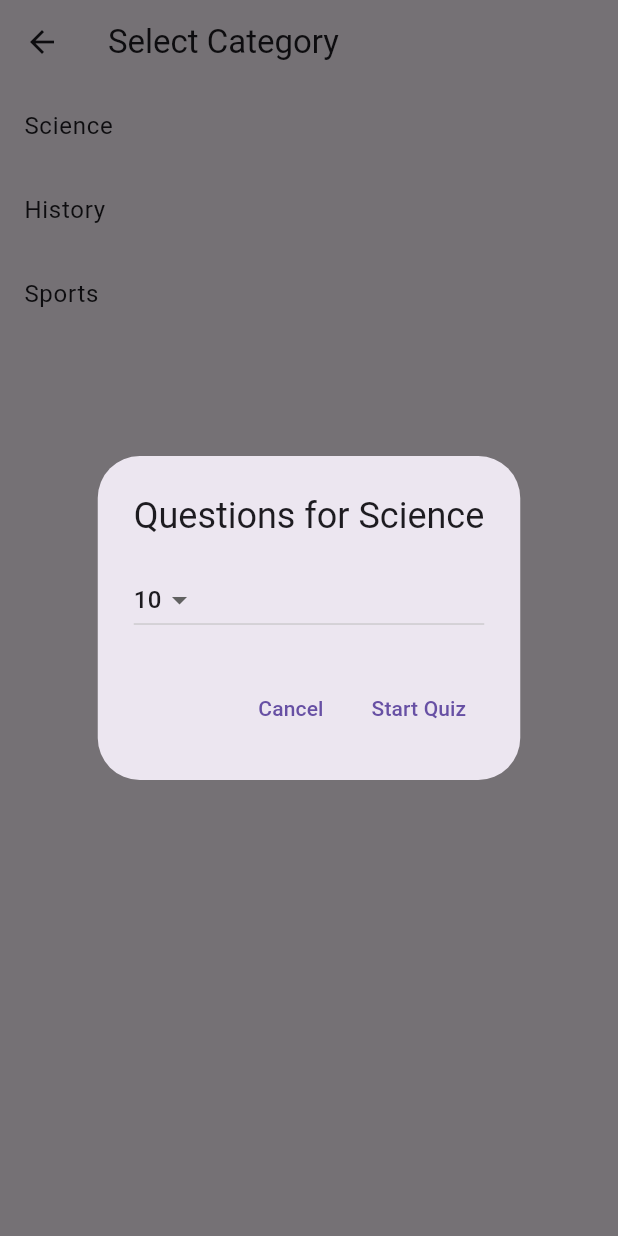
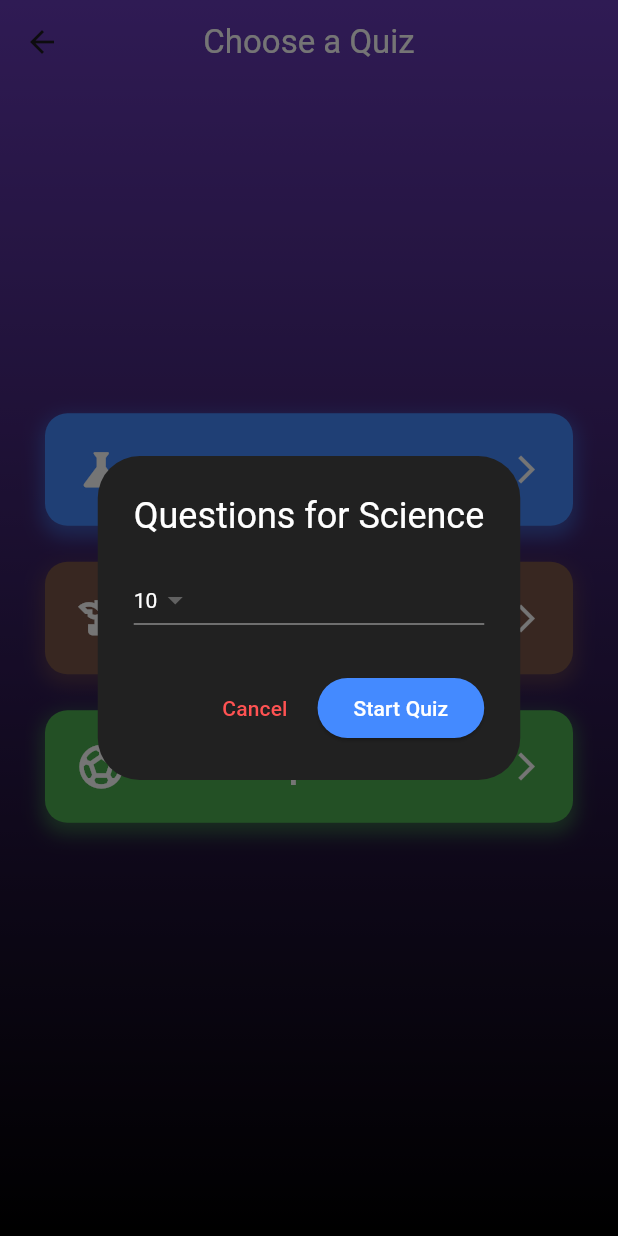
Before and after one commit to ashishpatel-dd1/quizzio, a Flutter app: the CategorySelectionPage screen opened directly, after a tap on "Science", on a phone screen of 412 x 824 dp. Run offline on Flutter 3.47's test engine with Material 3 defaults, Android fonts, the phone set to English and light mode, and no system bars; our stand-ins replace rflutter_alert.

Commit message:
update UI

```diff
--- a/lib/category_selection_page.dart
+++ b/lib/category_selection_page.dart
@@ -9,24 +9,31 @@ class CategorySelectionPage extends StatefulWidget {
 }
 
 class _CategorySelectionPageState extends State<CategorySelectionPage> {
-  final List<String> categories = ['Science', 'History', 'Sports'];
+  final List<Map<String, dynamic>> categories = [
+    {'name': 'Science', 'icon': Icons.science, 'color': Colors.blueAccent},
+    {'name': 'History', 'icon': Icons.history_edu, 'color': Colors.brown},
+    {'name': 'Sports', 'icon': Icons.sports_soccer, 'color': Colors.green},
+  ];
 
-  void _showQuestionSelectionDialog(String category) {
-    int selectedQuestions = 10; // Default number
+  void _showQuestionSelectionDialog(String category, Color categoryColor) {
+    int selectedQuestions = 10;
 
     showDialog(
       context: context,
       builder: (BuildContext context) {
         return AlertDialog(
-          title: Text("Questions for $category"),
+          backgroundColor: Colors.grey.shade900,
+          title: Text("Questions for $category", style: const TextStyle(color: Colors.white)),
           content: StatefulBuilder(
             builder: (context, setState) {
               return DropdownButton<int>(
+                dropdownColor: Colors.grey.shade800,
                 value: selectedQuestions,
+                style: const TextStyle(color: Colors.white),
                 items: [5, 10, 15, 20, 25].map((int number) {
                   return DropdownMenuItem<int>(
                     value: number,
-                    child: Text(number.toString()),
+                    child: Text(number.toString(), style: const TextStyle(color: Colors.white)),
                   );
                 }).toList(),
                 onChanged: (int? newValue) {
@@ -40,19 +47,21 @@ class _CategorySelectionPageState extends State<CategorySelectionPage> {
           actions: [
             TextButton(
               onPressed: () => Navigator.pop(context),
-              child: const Text("Cancel"),
+              child: const Text("Cancel", style: TextStyle(color: Colors.redAccent)),
             ),
-            TextButton(
+            ElevatedButton(
+              style: ElevatedButton.styleFrom(backgroundColor: categoryColor),
               onPressed: () {
                 Navigator.pop(context);
                 Navigator.push(
                   context,
                   MaterialPageRoute(
-                    builder: (context) => QuizPage(selectedCategory: category, questionCount: selectedQuestions),
+                    builder: (context) =>
+                        QuizPage(selectedCategory: category, questionCount: selectedQuestions),
                   ),
                 );
               },
-              child: const Text("Start Quiz"),
+              child: const Text("Start Quiz", style: TextStyle(color: Colors.white)),
             ),
           ],
         );
@@ -63,14 +72,62 @@ class _CategorySelectionPageState extends State<CategorySelectionPage> {
   @override
   Widget build(BuildContext context) {
     return Scaffold(
-      appBar: AppBar(title: const Text("Select Category")),
-      body: ListView(
-        children: categories.map((category) {
-          return ListTile(
-            title: Text(category),
-            onTap: () => _showQuestionSelectionDialog(category),
-          );
-        }).toList(),
+      extendBodyBehindAppBar: true,
+      appBar: AppBar(
+        backgroundColor: Colors.transparent,
+        elevation: 0,
+        title: const Text("Choose a Quiz", style: TextStyle(color: Colors.white)),
+        centerTitle: true,
+      ),
+      body: Container(
+        decoration: const BoxDecoration(
+          gradient: LinearGradient(
+            colors: [Colors.deepPurple, Colors.black],
+            begin: Alignment.topCenter,
+            end: Alignment.bottomCenter,
+          ),
+        ),
+        child: Column(
+          mainAxisAlignment: MainAxisAlignment.center,
+          children: categories.map((category) {
+            return Padding(
+              padding: const EdgeInsets.symmetric(horizontal: 30, vertical: 12),
+              child: GestureDetector(
+                onTap: () => _showQuestionSelectionDialog(category['name'], category['color']),
+                child: Container(
+                  padding: const EdgeInsets.all(20),
+                  decoration: BoxDecoration(
+                    color: category['color'],
+                    borderRadius: BorderRadius.circular(15),
+                    boxShadow: [
+                      BoxShadow(
+                        color: category['color'].withOpacity(0.5),
+                        blurRadius: 10,
+                        spreadRadius: 2,
+                        offset: const Offset(0, 5),
+                      ),
+                    ],
+                  ),
+                  child: Row(
+                    mainAxisAlignment: MainAxisAlignment.spaceBetween,
+                    children: [
+                      Icon(category['icon'], color: Colors.white, size: 35),
+                      Text(
+                        category['name'],
+                        style: const TextStyle(
+                          color: Colors.white,
+                          fontSize: 22,
+                          fontWeight: FontWeight.bold,
+                        ),
+                      ),
+                      const Icon(Icons.arrow_forward_ios, color: Colors.white, size: 22),
+                    ],
+                  ),
+                ),
+              ),
+            );
+          }).toList(),
+        ),
       ),
     );
   }
--- a/lib/trivia_manager.dart
+++ b/lib/trivia_manager.dart
@@ -25,7 +25,7 @@ class TriviaManager {
 
     _questionBank.shuffle(Random());
 
-    if (questionLimit > 0 && questionLimit < _questionBank.length) {
+    if (questionLimit > 0 && questionLimit < _questionBank.length - 1 ) {
       _questionBank = _questionBank.sublist(0, questionLimit);
     }
   }
```
